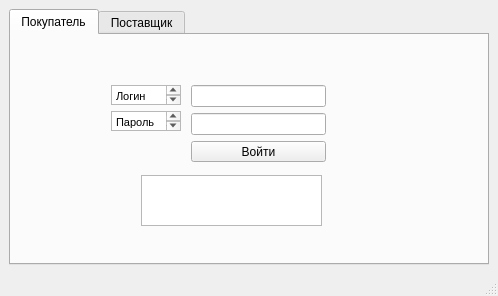
IraSoro/bike-store-database, file mainwindow.ui: the form before one commit.
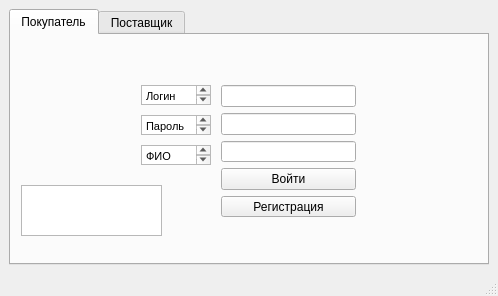
The form after the commit.

Commit message: Added client registration

```diff
--- a/mainwindow.ui
+++ b/mainwindow.ui
@@ -27,20 +27,20 @@
        <widget class="QTextEdit" name="textEdit">
         <property name="geometry">
          <rect>
-          <x>130</x>
-          <y>140</y>
-          <width>181</width>
+          <x>10</x>
+          <y>150</y>
+          <width>141</width>
           <height>51</height>
          </rect>
         </property>
        </widget>
-       <widget class="QWidget" name="">
+       <widget class="QWidget" name="layoutWidget">
         <property name="geometry">
          <rect>
-          <x>180</x>
+          <x>210</x>
           <y>50</y>
           <width>135</width>
-          <height>77</height>
+          <height>132</height>
          </rect>
         </property>
         <layout class="QVBoxLayout" name="verticalLayout_2">
@@ -50,6 +50,9 @@
          <item>
           <widget class="QLineEdit" name="lineEdit_2"/>
          </item>
+         <item>
+          <widget class="QLineEdit" name="lineEdit_3"/>
+         </item>
          <item>
           <widget class="QPushButton" name="pushButton">
            <property name="sizePolicy">
@@ -63,20 +66,24 @@
            </property>
           </widget>
          </item>
-        </layout>
-       </widget>
-       <widget class="QWidget" name="">
-        <property name="geometry">
-         <rect>
-          <x>100</x>
-          <y>50</y>
-          <width>72</width>
-          <height>48</height>
-         </rect>
-        </property>
-        <layout class="QVBoxLayout" name="verticalLayout_3">
          <item>
+          <widget class="QPushButton" name="pushButton_2">
+           <property name="text">
+            <string>Регистрация</string>
+           </property>
+          </widget>
+         </item>
+        </layout>
+       </widget>
           <widget class="QTextBrowser" name="textBrowser">
+        <property name="geometry">
+         <rect>
+          <x>130</x>
+          <y>50</y>
+          <width>70</width>
+          <height>20</height>
+         </rect>
+        </property>
            <property name="maximumSize">
             <size>
              <width>70</width>
@@ -91,9 +98,15 @@
 &lt;p style=&quot; margin-top:0px; margin-bottom:0px; margin-left:0px; margin-right:0px; -qt-block-indent:0; text-indent:0px;&quot;&gt;&lt;span style=&quot; font-family:'MS Shell Dlg 2';&quot;&gt;Логин&lt;/span&gt;&lt;/p&gt;&lt;/body&gt;&lt;/html&gt;</string>
            </property>
           </widget>
-         </item>
-         <item>
           <widget class="QTextBrowser" name="textBrowser_2">
+        <property name="geometry">
+         <rect>
+          <x>130</x>
+          <y>80</y>
+          <width>70</width>
+          <height>20</height>
+         </rect>
+        </property>
            <property name="maximumSize">
             <size>
              <width>70</width>
@@ -108,8 +121,28 @@
 &lt;p style=&quot; margin-top:0px; margin-bottom:0px; margin-left:0px; margin-right:0px; -qt-block-indent:0; text-indent:0px;&quot;&gt;&lt;span style=&quot; font-family:'MS Shell Dlg 2';&quot;&gt;Пароль&lt;/span&gt;&lt;/p&gt;&lt;/body&gt;&lt;/html&gt;</string>
            </property>
           </widget>
-         </item>
-        </layout>
+       <widget class="QTextBrowser" name="textBrowser_3">
+        <property name="geometry">
+         <rect>
+          <x>130</x>
+          <y>110</y>
+          <width>70</width>
+          <height>20</height>
+         </rect>
+        </property>
+        <property name="maximumSize">
+         <size>
+          <width>70</width>
+          <height>20</height>
+         </size>
+        </property>
+        <property name="html">
+         <string>&lt;!DOCTYPE HTML PUBLIC &quot;-//W3C//DTD HTML 4.0//EN&quot; &quot;http://www.w3.org/TR/REC-html40/strict.dtd&quot;&gt;
+&lt;html&gt;&lt;head&gt;&lt;meta name=&quot;qrichtext&quot; content=&quot;1&quot; /&gt;&lt;style type=&quot;text/css&quot;&gt;
+p, li { white-space: pre-wrap; }
+&lt;/style&gt;&lt;/head&gt;&lt;body style=&quot; font-family:'MS Shell Dlg 2'; font-size:8.25pt; font-weight:400; font-style:normal;&quot;&gt;
+&lt;p style=&quot; margin-top:0px; margin-bottom:0px; margin-left:0px; margin-right:0px; -qt-block-indent:0; text-indent:0px;&quot;&gt;&lt;span style=&quot; font-family:'MS Shell Dlg 2';&quot;&gt;ФИО&lt;/span&gt;&lt;/p&gt;&lt;/body&gt;&lt;/html&gt;</string>
+        </property>
        </widget>
       </widget>
       <widget class="QWidget" name="tab_2">
```
Lines whose indentation alone changed are shown as unchanged. The commit also changes 2 other files.
